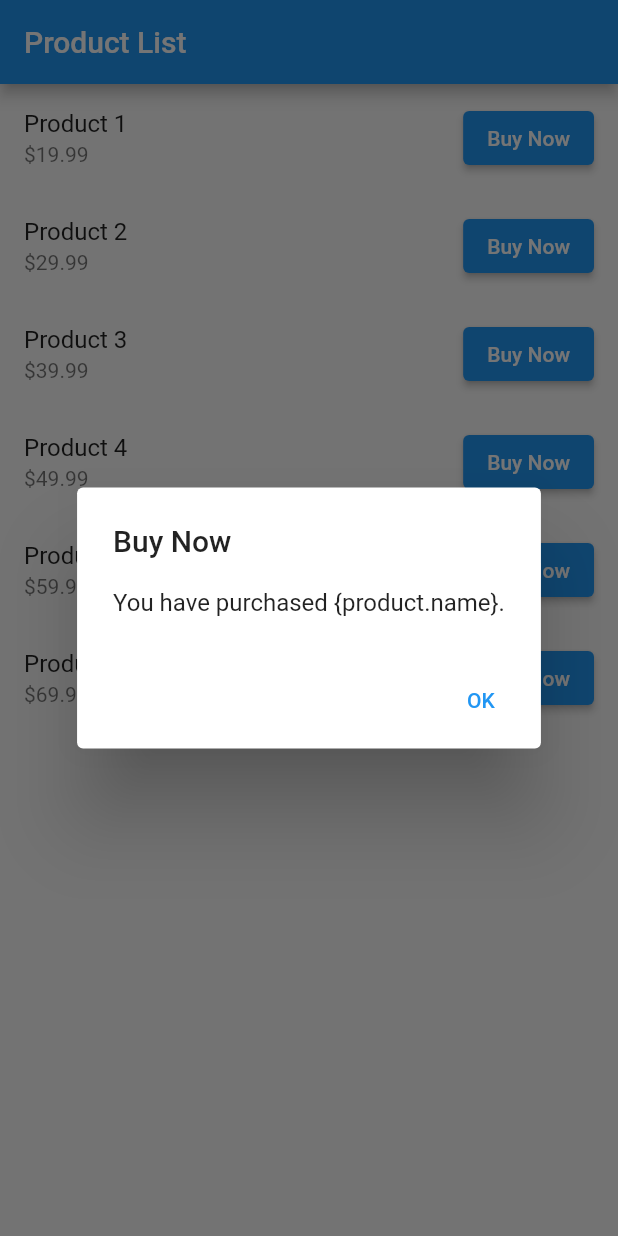
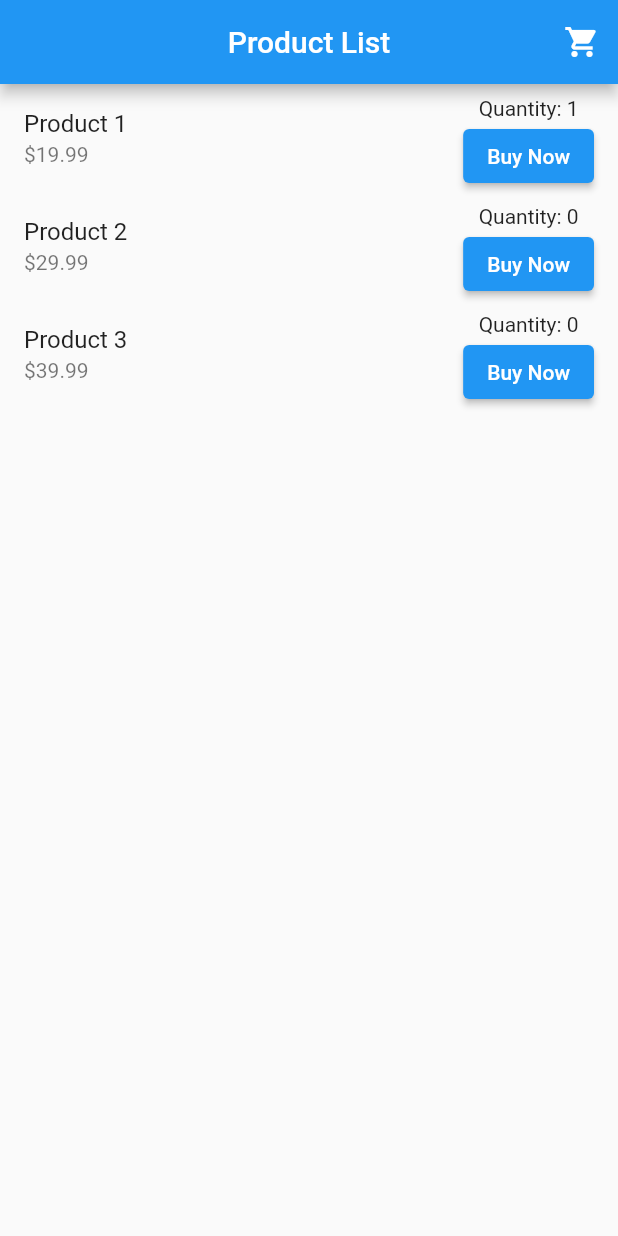
Before and after one commit to elamoni/Flutter, a Flutter app: the screen it shows after launch, after a tap on "Buy Now", on a phone screen of 412 x 824 dp. Run offline on Flutter 3.47's test engine with Material 2 defaults, Android fonts, the phone set to English and light mode, and no system bars.

Commit message:
Update main.dart

```diff
--- a/lib/main.dart
+++ b/lib/main.dart
@@ -1,11 +1,17 @@
 import 'package:flutter/material.dart';
 
-// Define a Product class to represent individual products
+void main() {
+  runApp(MaterialApp(
+    home: ProductList(),
+  ));
+}
+
 class Product {
   final String name;
   final double price;
+  int quantity;
 
-  Product(this.name, this.price);
+  Product(this.name, this.price, this.quantity);
 }
 
 class ProductList extends StatefulWidget {
@@ -14,39 +20,62 @@ class ProductList extends StatefulWidget {
 }
 
 class _ProductListState extends State<ProductList> {
-  // Create a list of products
   List<Product> products = [
-    Product('Product 1', 19.99),
-    Product('Product 2', 29.99),
-    Product('Product 3', 39.99),
-    Product('Product 4', 49.99),
-    Product('Product 5', 59.99),
-    Product('Product 6', 69.99),
+    Product('Product 1', 19.99, 0),
+    Product('Product 2', 29.99, 0),
+    Product('Product 3', 39.99, 0),
+    // Add more products as needed
+  ];
 
-  ];
+  int totalProductsBought = 0;
 
   @override
   Widget build(BuildContext context) {
     return Scaffold(
       appBar: AppBar(
         title: Text('Product List'),
+        centerTitle: true,
+        actions: [
+          IconButton(
+            icon: Icon(Icons.shopping_cart),
+            onPressed: () {
+              Navigator.push(
+                context,
+                MaterialPageRoute(
+                  builder: (context) =>
+                      CartPage(products, totalProductsBought),
                 ),
-      body: ListView.builder(
+              );
+            },
+          ),
+        ],
+      ),
+      body: Column(
+        children: [
+          Expanded(
+            child: ListView.builder(
               itemCount: products.length,
               itemBuilder: (context, index) {
                 final product = products[index];
                 return ListTile(
                   title: Text(product.name),
                   subtitle: Text('\$${product.price.toStringAsFixed(2)}'),
-            trailing: ElevatedButton(
+                  trailing: Column(
+                    mainAxisAlignment: MainAxisAlignment.center,
+                    children: [
+                      Text('Quantity: ${product.quantity}'),
+                      ElevatedButton(
                         onPressed: () {
-                // Implement the buy now action for the product
+                          setState(() {
+                            product.quantity++;
+                            if (product.quantity == 5) {
                               showDialog(
                                 context: context,
                                 builder: (BuildContext context) {
                                   return AlertDialog(
-                      title: Text('Buy Now'),
-                      content: Text('You have purchased {product.name}.'),
+                                    title: Text('Congratulations!'),
+                                    content: Text(
+                                        'You\'ve bought 5 ${product.name}!'),
                                     actions: [
                                       TextButton(
                                         onPressed: () {
@@ -58,18 +87,52 @@ class _ProductListState extends State<ProductList> {
                                   );
                                 },
                               );
+                            }
+                            totalProductsBought++;
+                          });
                         },
                         child: Text('Buy Now'),
                       ),
+                    ],
+                  ),
                 );
               },
+            ),
+          ),
+        ],
       ),
     );
   }
 }
 
-void main() {
-  runApp(MaterialApp(
-    home: ProductList(),
-  ));
+class CartPage extends StatelessWidget {
+  final List<Product> products;
+  final int totalProductsBought;
+
+  CartPage(this.products, this.totalProductsBought);
+
+  @override
+  Widget build(BuildContext context) {
+    return Scaffold(
+      appBar: AppBar(
+        title: Text('Cart'),
+        centerTitle: true,
+      ),
+      body: SingleChildScrollView(
+        child: Column(
+          mainAxisAlignment: MainAxisAlignment.center,
+          children: [
+            Text('Total Products Bought: $totalProductsBought'),
+            SizedBox(height: 20),
+            ElevatedButton(
+              onPressed: () {
+                Navigator.pop(context);
+              },
+              child: Text('Back to Product List'),
+            ),
+          ],
+        ),
+      ),
+    );
   }
+}
```
Lines whose indentation alone changed are shown as unchanged.
